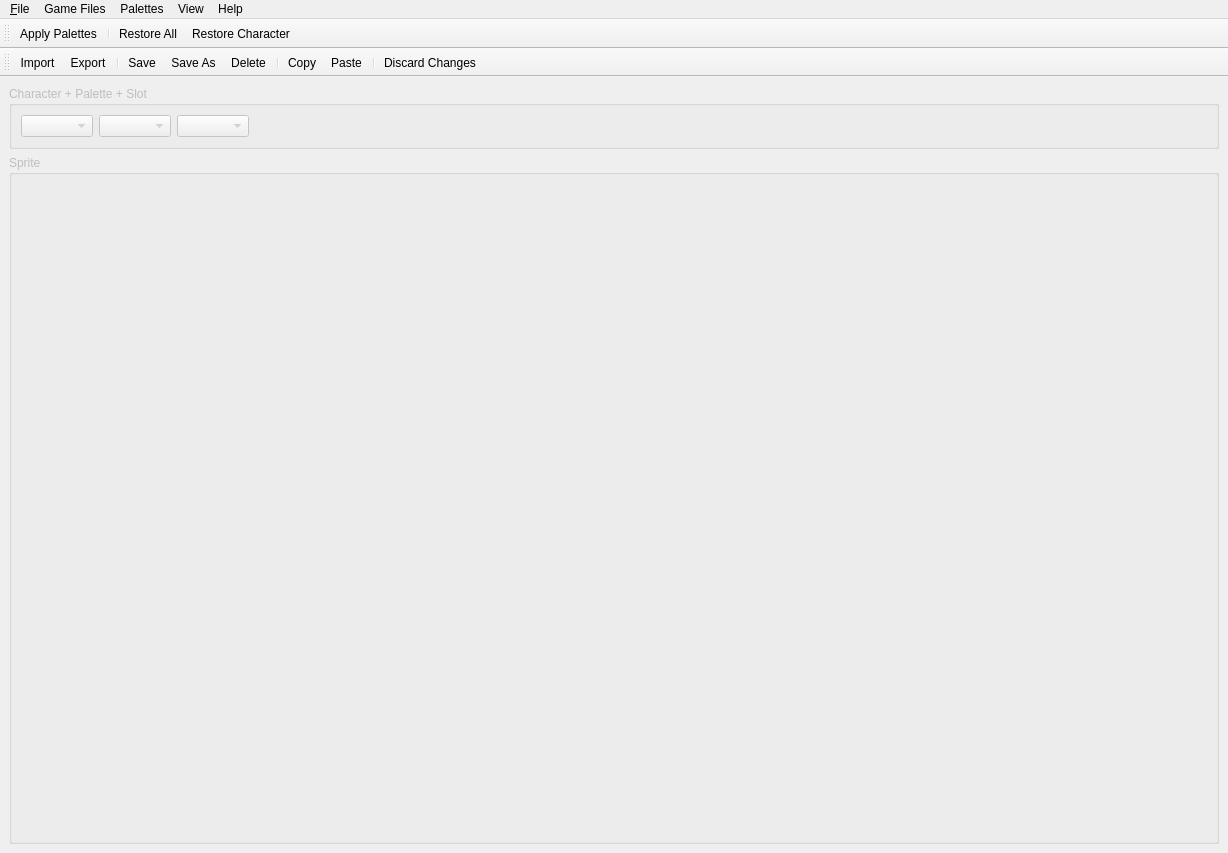
Old version of the form bbsed/ui/mainwindow.ui in the repository slacknate/bbsed.
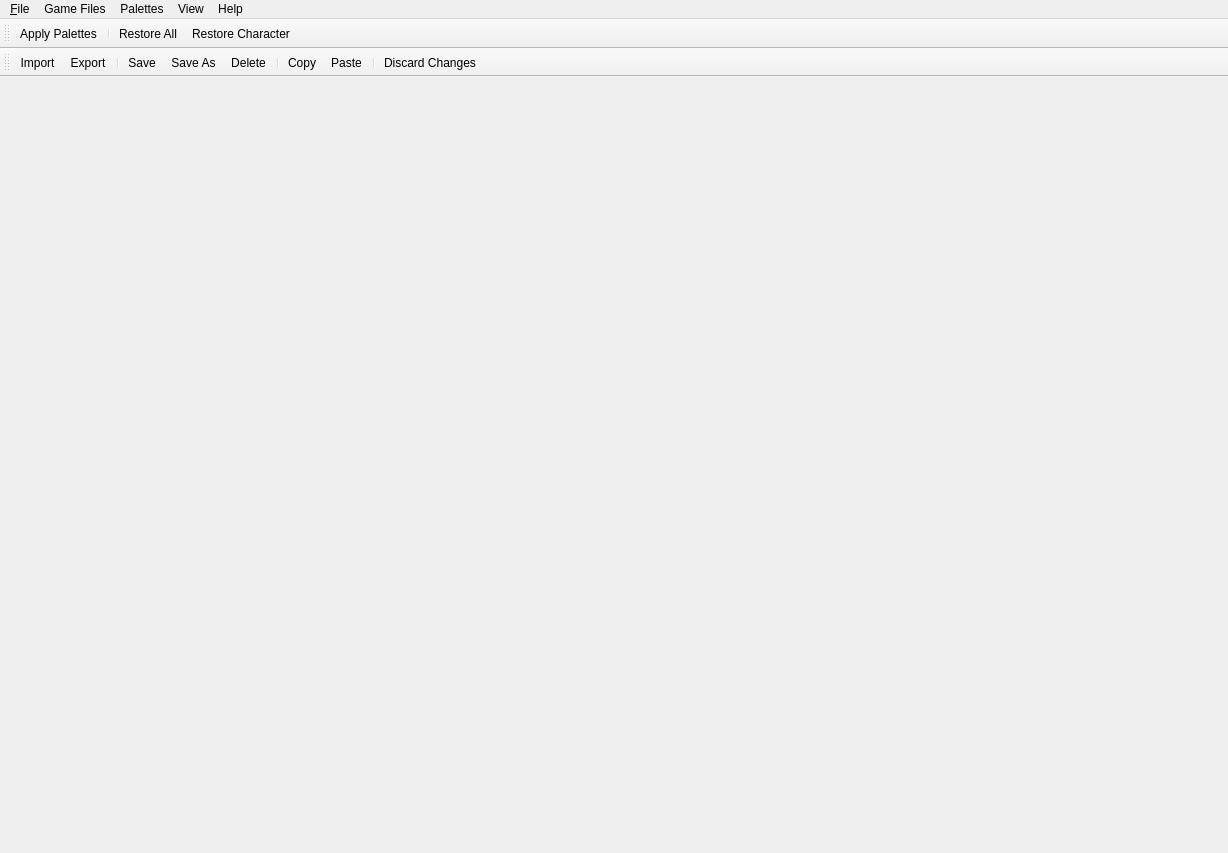
New version of the form. Icons and pictures are not drawn.

Diff of the .ui file:
```diff
--- a/bbsed/ui/mainwindow.ui
+++ b/bbsed/ui/mainwindow.ui
@@ -17,65 +17,7 @@
    <string>MainWindow</string>
   </property>
   <widget class="QWidget" name="central_widget">
-   <layout class="QVBoxLayout" name="verticalLayout">
-    <item>
-     <widget class="QGroupBox" name="character_box">
-      <property name="enabled">
-       <bool>false</bool>
-      </property>
-      <property name="sizePolicy">
-       <sizepolicy hsizetype="Preferred" vsizetype="Minimum">
-        <horstretch>0</horstretch>
-        <verstretch>0</verstretch>
-       </sizepolicy>
-      </property>
-      <property name="title">
-       <string>Character + Palette + Slot</string>
-      </property>
-      <layout class="QHBoxLayout" name="horizontalLayout_2">
-       <item>
-        <widget class="QComboBox" name="char_select"/>
-       </item>
-       <item>
-        <widget class="QComboBox" name="palette_select"/>
-       </item>
-       <item>
-        <widget class="QComboBox" name="slot_select"/>
-       </item>
-       <item>
-        <spacer name="horizontalSpacer">
-         <property name="orientation">
-          <enum>Qt::Horizontal</enum>
-         </property>
-         <property name="sizeHint" stdset="0">
-          <size>
-           <width>40</width>
-           <height>20</height>
-          </size>
-         </property>
-        </spacer>
-       </item>
-      </layout>
-     </widget>
-    </item>
-    <item>
-     <widget class="QGroupBox" name="sprite_group">
-      <property name="enabled">
-       <bool>false</bool>
-      </property>
-      <property name="sizePolicy">
-       <sizepolicy hsizetype="Preferred" vsizetype="Expanding">
-        <horstretch>0</horstretch>
-        <verstretch>0</verstretch>
-       </sizepolicy>
-      </property>
-      <property name="title">
-       <string>Sprite</string>
-      </property>
-      <layout class="QHBoxLayout" name="horizontalLayout_3"/>
-     </widget>
-    </item>
-   </layout>
+   <layout class="QVBoxLayout" name="verticalLayout"/>
   </widget>
   <widget class="QToolBar" name="game_files_toolbar">
    <property name="enabled">
```
